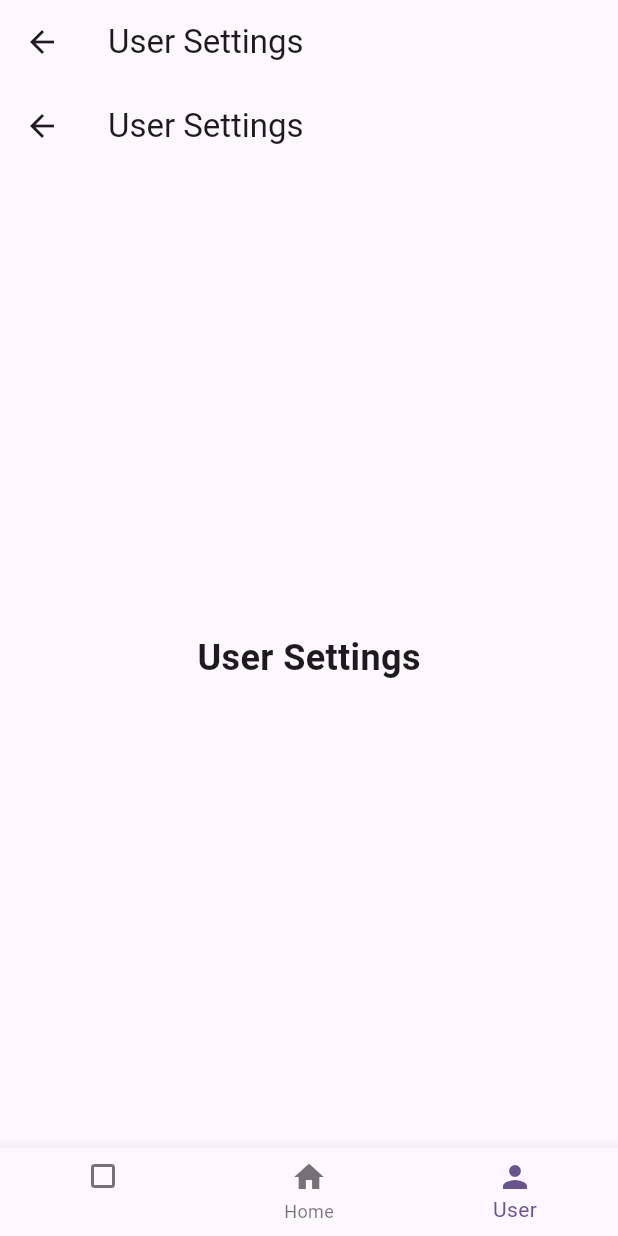
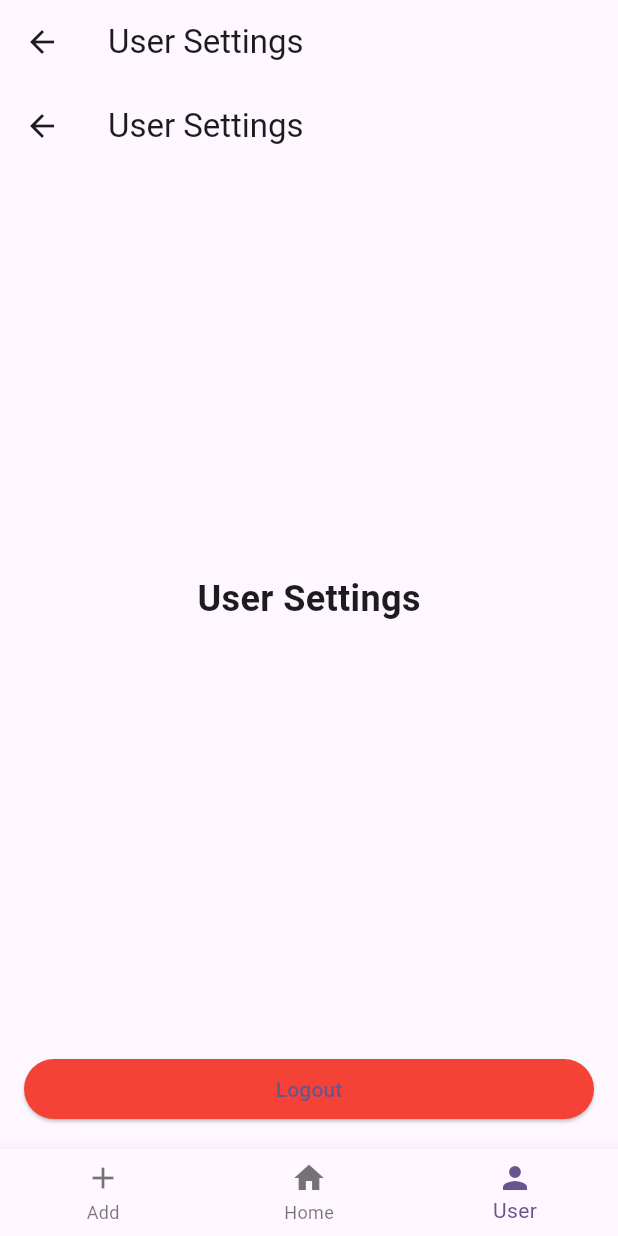
Before and after one commit to JulienR59/lipo-tracking-app, a Flutter app: the HomeScreen screen opened directly, item 3 of the bottom bar chosen, on a phone screen of 412 x 824 dp. Run offline on Flutter 3.47's test engine with Material 3 defaults, Android fonts, the phone set to English and light mode, and no system bars; our stand-ins replace supabase_flutter; accounts and stored records are empty; network calls fail.

Commit message:
few modifs

```diff
--- /dev/null
+++ b/lib/add_screen.dart
@@ -0,0 +1,18 @@
+import 'package:flutter/material.dart';
+
+class AddScreen extends StatelessWidget {
+  const AddScreen({Key? key}) : super(key: key);
+
+  @override
+  Widget build(BuildContext context) {
+    return Scaffold(
+      appBar: AppBar(title: const Text('Add')),
+      body: const Center(
+        child: Text(
+          'Add Screen',
+          style: TextStyle(fontSize: 28, fontWeight: FontWeight.bold),
+        ),
+      ),
+    );
+  }
+}
--- a/lib/home_screen.dart
+++ b/lib/home_screen.dart
@@ -1,5 +1,6 @@
 import 'package:flutter/material.dart';
 import 'user_screen.dart';
+import 'add_screen.dart';
 
 class HomeScreen extends StatefulWidget {
   const HomeScreen({Key? key}) : super(key: key);
@@ -11,13 +12,9 @@ class HomeScreen extends StatefulWidget {
 class _HomeScreenState extends State<HomeScreen> {
   int _selectedIndex = 1;
 
-  final List<Widget> _screens = const <Widget>[
-    BlankScreen(),
-    LipoScreen(),
-    UserScreen(),
-  ];
+  final List<Widget> _screens = [AddScreen(), LipoScreen(), UserScreen()];
 
-  final List<String> _titles = const <String>['', 'Home', 'User Settings'];
+  final List<String> _titles = const <String>['Add', 'Home', 'User Settings'];
 
   @override
   Widget build(BuildContext context) {
@@ -32,7 +29,7 @@ class _HomeScreenState extends State<HomeScreen> {
           });
         },
         items: const [
-          BottomNavigationBarItem(icon: Icon(Icons.crop_square), label: ''),
+          BottomNavigationBarItem(icon: Icon(Icons.add), label: 'Add'),
           BottomNavigationBarItem(icon: Icon(Icons.home), label: 'Home'),
           BottomNavigationBarItem(icon: Icon(Icons.person), label: 'User'),
         ],
@@ -54,12 +51,3 @@ class LipoScreen extends StatelessWidget {
     );
   }
 }
-
-class BlankScreen extends StatelessWidget {
-  const BlankScreen({Key? key}) : super(key: key);
-
-  @override
-  Widget build(BuildContext context) {
-    return const Center(child: Text(''));
-  }
-}
--- a/lib/login_register_screen.dart
+++ b/lib/login_register_screen.dart
@@ -20,10 +20,13 @@ class _LoginScreenState extends State<LoginScreen> {
       _error = null;
     });
     try {
-      await Supabase.instance.client.auth.signInWithPassword(
+      final response = await Supabase.instance.client.auth.signInWithPassword(
         email: _emailController.text.trim(),
         password: _passwordController.text.trim(),
       );
+      if (response.user != null && mounted) {
+        Navigator.of(context).popUntil((route) => route.isFirst);
+      }
     } on AuthException catch (e) {
       setState(() {
         _error = e.message;
--- a/lib/user_screen.dart
+++ b/lib/user_screen.dart
@@ -1,17 +1,42 @@
 import 'package:flutter/material.dart';
+import 'package:supabase_flutter/supabase_flutter.dart';
 
 class UserScreen extends StatelessWidget {
   const UserScreen({Key? key}) : super(key: key);
+
+  void _logout(BuildContext context) async {
+    await Supabase.instance.client.auth.signOut();
+    // Pop all routes and return to login
+    Navigator.of(context).popUntil((route) => route.isFirst);
+  }
 
   @override
   Widget build(BuildContext context) {
     return Scaffold(
       appBar: AppBar(title: const Text('User Settings')),
-      body: const Center(
-        child: Text(
-          'User Settings',
-          style: TextStyle(fontSize: 24, fontWeight: FontWeight.bold),
-        ),
+      body: Column(
+        mainAxisAlignment: MainAxisAlignment.center,
+        children: [
+          const Expanded(
+            child: Center(
+              child: Text(
+                'User Settings',
+                style: TextStyle(fontSize: 24, fontWeight: FontWeight.bold),
+              ),
+            ),
+          ),
+          Padding(
+            padding: const EdgeInsets.all(16.0),
+            child: SizedBox(
+              width: double.infinity,
+              child: ElevatedButton(
+                onPressed: () => _logout(context),
+                style: ElevatedButton.styleFrom(backgroundColor: Colors.red),
+                child: const Text('Logout'),
+              ),
+            ),
+          ),
+        ],
       ),
     );
   }
--- a/pubspec.yaml
+++ b/pubspec.yaml
@@ -34,6 +34,7 @@ dependencies:
   # Use with the CupertinoIcons class for iOS style icons.
   cupertino_icons: ^1.0.8
   supabase_flutter: ^2.0.0
+  nfc_manager: ^4.0.2
 
 dev_dependencies:
   flutter_test:
```
